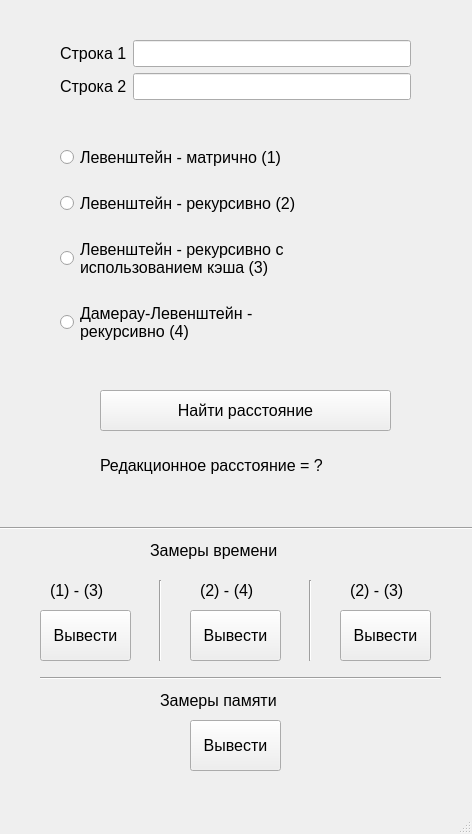
ilyasssklimov/bmstu_DataSecurity, file lab_01/program/design.ui: the form before one commit.
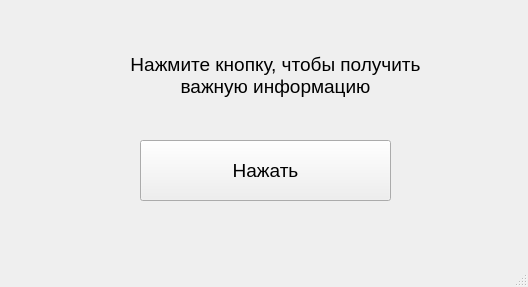
The form after the commit.

```diff
--- a/lab_01/program/design.ui
+++ b/lab_01/program/design.ui
@@ -6,384 +6,52 @@
    <rect>
     <x>0</x>
     <y>0</y>
-    <width>472</width>
-    <height>834</height>
+    <width>528</width>
+    <height>287</height>
    </rect>
   </property>
   <property name="windowTitle">
    <string>MainWindow</string>
   </property>
   <widget class="QWidget" name="centralwidget">
-   <widget class="QWidget" name="verticalLayoutWidget">
+   <widget class="QPushButton" name="pushButton">
     <property name="geometry">
      <rect>
-      <x>60</x>
-      <y>130</y>
-      <width>351</width>
-      <height>231</height>
+      <x>140</x>
+      <y>140</y>
+      <width>251</width>
+      <height>61</height>
      </rect>
     </property>
-    <layout class="QVBoxLayout" name="algorithms_list">
-     <item>
-      <widget class="QRadioButton" name="lev_mat">
-       <property name="font">
-        <font>
-         <pointsize>12</pointsize>
-        </font>
-       </property>
-       <property name="text">
-        <string>Левенштейн - матрично (1)</string>
-       </property>
-      </widget>
-     </item>
-     <item>
-      <widget class="QRadioButton" name="lev_rec">
-       <property name="font">
-        <font>
-         <pointsize>12</pointsize>
-        </font>
-       </property>
-       <property name="text">
-        <string>Левенштейн - рекурсивно (2)</string>
-       </property>
-      </widget>
-     </item>
-     <item>
-      <widget class="QRadioButton" name="lev_rec_cache">
-       <property name="font">
-        <font>
-         <pointsize>12</pointsize>
-        </font>
-       </property>
-       <property name="text">
-        <string>Левенштейн - рекурсивно с
-использованием кэша (3)</string>
-       </property>
-      </widget>
-     </item>
-     <item>
-      <widget class="QRadioButton" name="dam_lev">
-       <property name="font">
-        <font>
-         <pointsize>12</pointsize>
-        </font>
-       </property>
-       <property name="text">
-        <string>Дамерау-Левенштейн -
-рекурсивно (4)</string>
-       </property>
-      </widget>
-     </item>
-    </layout>
-   </widget>
-   <widget class="QWidget" name="formLayoutWidget">
-    <property name="geometry">
-     <rect>
-      <x>60</x>
-      <y>40</y>
-      <width>351</width>
-      <height>91</height>
-     </rect>
-    </property>
-    <layout class="QFormLayout" name="strings">
-     <item row="2" column="1">
-      <widget class="QLineEdit" name="edit_str_2">
-       <property name="font">
-        <font>
-         <pointsize>12</pointsize>
-        </font>
-       </property>
-      </widget>
-     </item>
-     <item row="1" column="1">
-      <widget class="QLineEdit" name="edit_str_1">
-       <property name="font">
-        <font>
-         <pointsize>12</pointsize>
-        </font>
-       </property>
-      </widget>
-     </item>
-     <item row="1" column="0">
-      <widget class="QLabel" name="label_str_1">
-       <property name="font">
-        <font>
-         <pointsize>12</pointsize>
-        </font>
-       </property>
-       <property name="text">
-        <string>Строка 1</string>
-       </property>
-      </widget>
-     </item>
-     <item row="2" column="0">
-      <widget class="QLabel" name="label_str_2">
-       <property name="font">
-        <font>
-         <pointsize>12</pointsize>
-        </font>
-       </property>
-       <property name="text">
-        <string>Строка 2</string>
-       </property>
-      </widget>
-     </item>
-    </layout>
-   </widget>
-   <widget class="QPushButton" name="search">
-    <property name="geometry">
-     <rect>
-      <x>100</x>
-      <y>390</y>
-      <width>291</width>
-      <height>41</height>
-     </rect>
-    </property>
     <property name="font">
      <font>
-      <pointsize>12</pointsize>
+      <pointsize>14</pointsize>
      </font>
     </property>
     <property name="text">
-     <string>Найти расстояние</string>
-    </property>
-   </widget>
-   <widget class="QLabel" name="result_string">
-    <property name="geometry">
-     <rect>
-      <x>100</x>
-      <y>440</y>
-      <width>301</width>
-      <height>51</height>
-     </rect>
-    </property>
-    <property name="font">
-     <font>
-      <pointsize>12</pointsize>
-     </font>
-    </property>
-    <property name="text">
-     <string>Редакционное расстояние = ?</string>
-    </property>
-   </widget>
-   <widget class="QPushButton" name="graph_lev_cache">
-    <property name="geometry">
-     <rect>
-      <x>40</x>
-      <y>610</y>
-      <width>91</width>
-      <height>51</height>
-     </rect>
-    </property>
-    <property name="font">
-     <font>
-      <pointsize>12</pointsize>
-     </font>
-    </property>
-    <property name="text">
-     <string>Вывести</string>
+     <string>Нажать</string>
     </property>
    </widget>
    <widget class="QLabel" name="label">
     <property name="geometry">
      <rect>
-      <x>150</x>
-      <y>540</y>
-      <width>161</width>
-      <height>21</height>
-     </rect>
-    </property>
-    <property name="font">
-     <font>
-      <pointsize>12</pointsize>
-      <weight>50</weight>
-      <italic>false</italic>
-      <bold>false</bold>
-     </font>
-    </property>
-    <property name="text">
-     <string>Замеры времени</string>
-    </property>
-   </widget>
-   <widget class="Line" name="line">
-    <property name="geometry">
-     <rect>
-      <x>0</x>
-      <y>520</y>
-      <width>481</width>
-      <height>16</height>
-     </rect>
-    </property>
-    <property name="orientation">
-     <enum>Qt::Horizontal</enum>
-    </property>
-   </widget>
-   <widget class="QLabel" name="label_2">
-    <property name="geometry">
-     <rect>
       <x>50</x>
-      <y>580</y>
-      <width>81</width>
-      <height>21</height>
+      <y>40</y>
+      <width>451</width>
+      <height>71</height>
      </rect>
     </property>
     <property name="font">
      <font>
-      <pointsize>12</pointsize>
+      <pointsize>14</pointsize>
      </font>
     </property>
     <property name="text">
-     <string>(1) - (3)</string>
+     <string>Нажмите кнопку, чтобы получить
+важную информацию</string>
     </property>
-   </widget>
-   <widget class="QLabel" name="label_3">
-    <property name="geometry">
-     <rect>
-      <x>200</x>
-      <y>580</y>
-      <width>81</width>
-      <height>21</height>
-     </rect>
-    </property>
-    <property name="font">
-     <font>
-      <pointsize>12</pointsize>
-     </font>
-    </property>
-    <property name="text">
-     <string>(2) - (4)</string>
-    </property>
-   </widget>
-   <widget class="QPushButton" name="graph_lev_dam">
-    <property name="geometry">
-     <rect>
-      <x>190</x>
-      <y>610</y>
-      <width>91</width>
-      <height>51</height>
-     </rect>
-    </property>
-    <property name="font">
-     <font>
-      <pointsize>12</pointsize>
-     </font>
-    </property>
-    <property name="text">
-     <string>Вывести</string>
-    </property>
-   </widget>
-   <widget class="QPushButton" name="graph_rec_cache">
-    <property name="geometry">
-     <rect>
-      <x>340</x>
-      <y>610</y>
-      <width>91</width>
-      <height>51</height>
-     </rect>
-    </property>
-    <property name="font">
-     <font>
-      <pointsize>12</pointsize>
-     </font>
-    </property>
-    <property name="text">
-     <string>Вывести</string>
-    </property>
-   </widget>
-   <widget class="QLabel" name="label_4">
-    <property name="geometry">
-     <rect>
-      <x>350</x>
-      <y>580</y>
-      <width>81</width>
-      <height>21</height>
-     </rect>
-    </property>
-    <property name="font">
-     <font>
-      <pointsize>12</pointsize>
-     </font>
-    </property>
-    <property name="text">
-     <string>(2) - (3)</string>
-    </property>
-   </widget>
-   <widget class="Line" name="line_2">
-    <property name="geometry">
-     <rect>
-      <x>150</x>
-      <y>580</y>
-      <width>20</width>
-      <height>81</height>
-     </rect>
-    </property>
-    <property name="orientation">
-     <enum>Qt::Vertical</enum>
-    </property>
-   </widget>
-   <widget class="Line" name="line_3">
-    <property name="geometry">
-     <rect>
-      <x>300</x>
-      <y>580</y>
-      <width>20</width>
-      <height>81</height>
-     </rect>
-    </property>
-    <property name="orientation">
-     <enum>Qt::Vertical</enum>
-    </property>
-   </widget>
-   <widget class="QPushButton" name="get_peak_memory">
-    <property name="geometry">
-     <rect>
-      <x>190</x>
-      <y>720</y>
-      <width>91</width>
-      <height>51</height>
-     </rect>
-    </property>
-    <property name="font">
-     <font>
-      <pointsize>12</pointsize>
-     </font>
-    </property>
-    <property name="text">
-     <string>Вывести</string>
-    </property>
-   </widget>
-   <widget class="QLabel" name="label_5">
-    <property name="geometry">
-     <rect>
-      <x>160</x>
-      <y>690</y>
-      <width>151</width>
-      <height>21</height>
-     </rect>
-    </property>
-    <property name="font">
-     <font>
-      <pointsize>12</pointsize>
-      <weight>50</weight>
-      <italic>false</italic>
-      <bold>false</bold>
-     </font>
-    </property>
-    <property name="text">
-     <string>Замеры памяти</string>
-    </property>
-   </widget>
-   <widget class="Line" name="line_4">
-    <property name="geometry">
-     <rect>
-      <x>40</x>
-      <y>670</y>
-      <width>401</width>
-      <height>16</height>
-     </rect>
-    </property>
-    <property name="orientation">
-     <enum>Qt::Horizontal</enum>
+    <property name="alignment">
+     <set>Qt::AlignCenter</set>
     </property>
    </widget>
   </widget>
```
Left out of the diff: 2 changed lines with no effect on the pictures.
